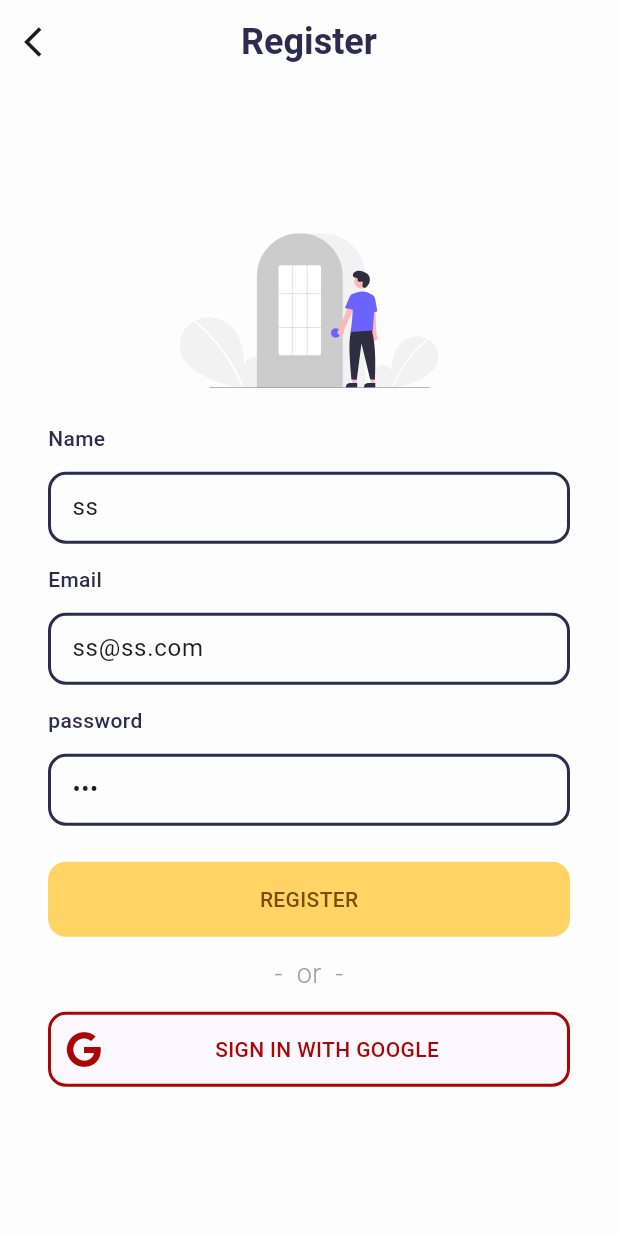
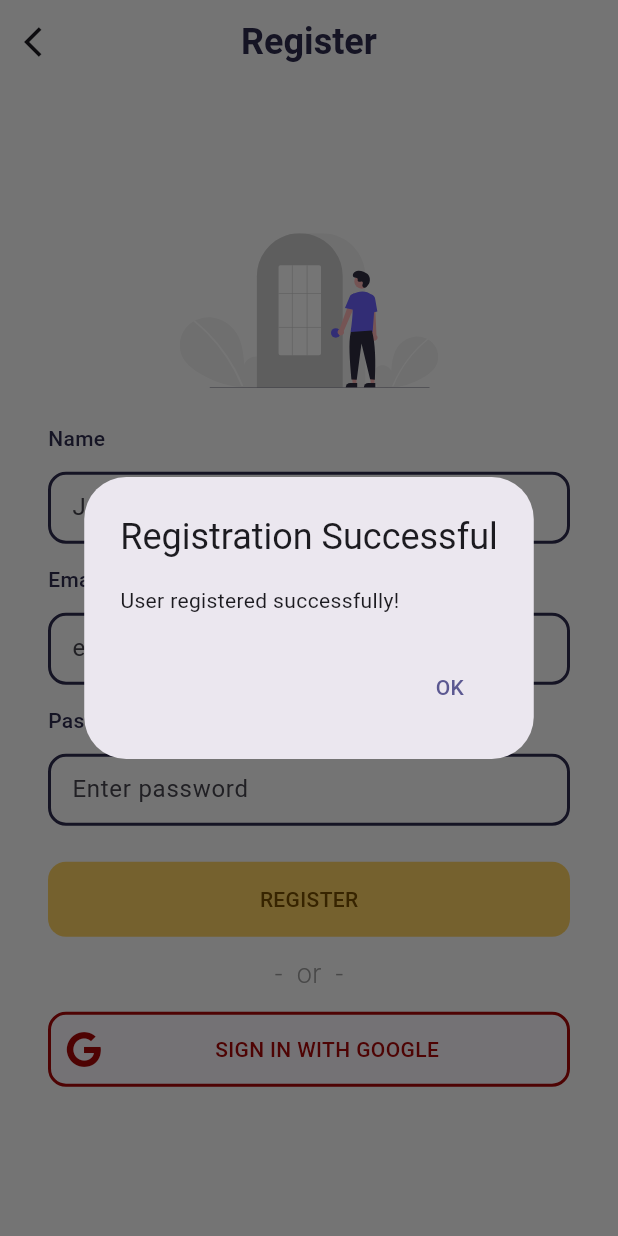
Before and after one commit to WafaaHarbJame/scan_qr_app, a Flutter app: the RegisterView screen opened by its route, after a tap on "REGISTER", on a phone screen of 412 x 824 dp. Run offline on Flutter 3.47's test engine with Material 2 defaults, Android fonts, the phone set to English and light mode, and no system bars; our stand-ins replace flutter_slidable, flutter_svg, fluttertoast, font_awesome_flutter, qr_flutter and 1 more; missing offline and left inert: dart:ffi, flutter_barcode_scanner; accounts and stored records are empty.

Commit message:
register

```diff
--- a/lib/features/auth/register_view.dart
+++ b/lib/features/auth/register_view.dart
@@ -1,3 +1,4 @@
+import 'package:shared_preferences/shared_preferences.dart';
 import 'package:bootcamp_starter/core/util/assets.dart';
 import 'package:bootcamp_starter/core/widgets/custom_labeled_textfield_widget.dart';
 import 'package:bootcamp_starter/core/widgets/secondary_button_widget.dart';
@@ -6,15 +7,56 @@ import 'package:flutter_svg/flutter_svg.dart';
 
 import 'widgets/google_button_widget.dart';
 
-class RegisterView extends StatelessWidget {
+class RegisterView extends StatefulWidget {
   static String id = '/registerView';
 
-  TextEditingController nameController = TextEditingController(text: 'ss');
-  TextEditingController emailController =
-      TextEditingController(text: 'ss@ss.com');
-  TextEditingController passwordController = TextEditingController(text: '123');
+  RegisterView({Key? key}) : super(key: key);
 
-  RegisterView({super.key});
+  @override
+  _RegisterViewState createState() => _RegisterViewState();
+}
+
+class _RegisterViewState extends State<RegisterView> {
+  late TextEditingController nameController;
+  late TextEditingController emailController;
+  late TextEditingController passwordController;
+
+  @override
+  void initState() {
+    super.initState();
+    nameController = TextEditingController();
+    emailController = TextEditingController();
+    passwordController = TextEditingController();
+    _loadData();
+  }
+
+  @override
+  void dispose() {
+    nameController.dispose();
+    emailController.dispose();
+    passwordController.dispose();
+    super.dispose();
+  }
+
+  Future<void> _saveData() async {
+    SharedPreferences prefs = await SharedPreferences.getInstance();
+    await prefs.setString('name', nameController.text);
+    await prefs.setString('email', emailController.text);
+    await prefs.setString('password', passwordController.text);
+  }
+
+  Future<void> _loadData() async {
+    SharedPreferences prefs = await SharedPreferences.getInstance();
+    String? name = prefs.getString('name');
+    String? email = prefs.getString('email');
+    String? password = prefs.getString('password');
+
+    setState(() {
+      nameController.text = name ?? '';
+      emailController.text = email ?? '';
+      passwordController.text = password ?? '';
+    });
+  }
 
   @override
   Widget build(BuildContext context) {
@@ -26,7 +68,6 @@ class RegisterView extends StatelessWidget {
             Navigator.pop(context);
           },
           icon: const Icon(Icons.arrow_back_ios),
-          //replace with our own icon data.
         ),
         elevation: 0,
         backgroundColor: Colors.transparent,
@@ -42,10 +83,12 @@ class RegisterView extends StatelessWidget {
               children: [
                 const Spacer(),
                 SizedBox(
-                    height: MediaQuery.of(context).size.height / 8,
-                    child: Hero(
-                        tag: 'authImage',
-                        child: SvgPicture.asset(AssetsData.authImage))),
+                  height: MediaQuery.of(context).size.height / 8,
+                  child: Hero(
+                    tag: 'authImage',
+                    child: SvgPicture.asset(AssetsData.authImage),
+                  ),
+                ),
                 const SizedBox(
                   height: 24,
                 ),
@@ -68,27 +111,53 @@ class RegisterView extends StatelessWidget {
                 PrimaryLabeledTextFieldWidget(
                   controller: passwordController,
                   hint: 'Enter password',
-                  label: 'password',
+                  label: 'Password',
                   password: true,
                 ),
                 const SizedBox(
                   height: 24,
                 ),
-                SecondaryButtonWidget(onTap: () {}, text: 'REGISTER'),
+                SecondaryButtonWidget(
+                  onTap: () {
+                    _saveData();
+                    // Add any other logic you want to perform on button tap
+                    showDialog(
+                      context: context,
+                      builder: (context) => AlertDialog(
+                        title: const Text('Registration Successful'),
+                        content: const Text('User registered successfully!'),
+                        actions: [
+                          TextButton(
+                            onPressed: () {
+                              Navigator.pop(context);
+                            },
+                            child: const Text('OK'),
+                          ),
+                        ],
+                      ),
+                    );
+                  },
+                  text: 'REGISTER',
+                ),
                 const SizedBox(
                   height: 12,
                 ),
                 Text(
                   '-  or  -',
                   style: TextStyle(
-                      color: Colors.grey.shade500,
-                      fontSize: 18,
-                      fontWeight: FontWeight.w300),
+                    color: Colors.grey.shade500,
+                    fontSize: 18,
+                    fontWeight: FontWeight.w300,
+                  ),
                 ),
                 const SizedBox(
                   height: 12,
                 ),
-                GoogleButtonWidget(onTap: () {}),
+                GoogleButtonWidget(
+                  onTap: () {
+                    // Handle Google button tap
+                  },
+                ),
                 const Spacer(),
               ],
             ),
```
